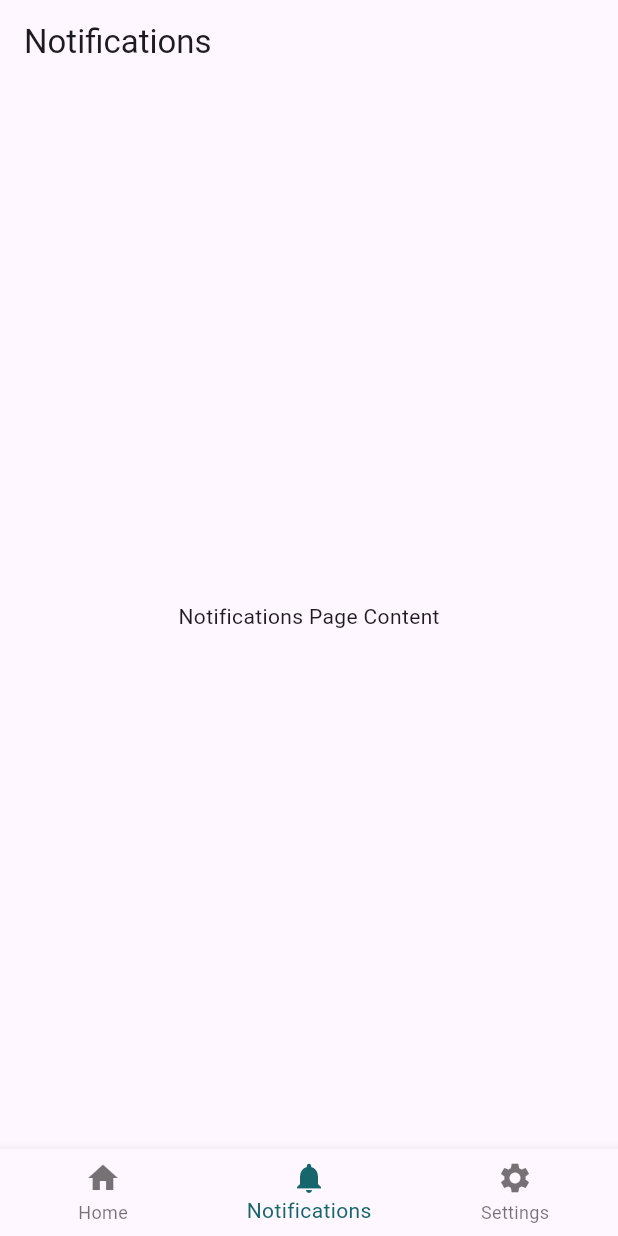
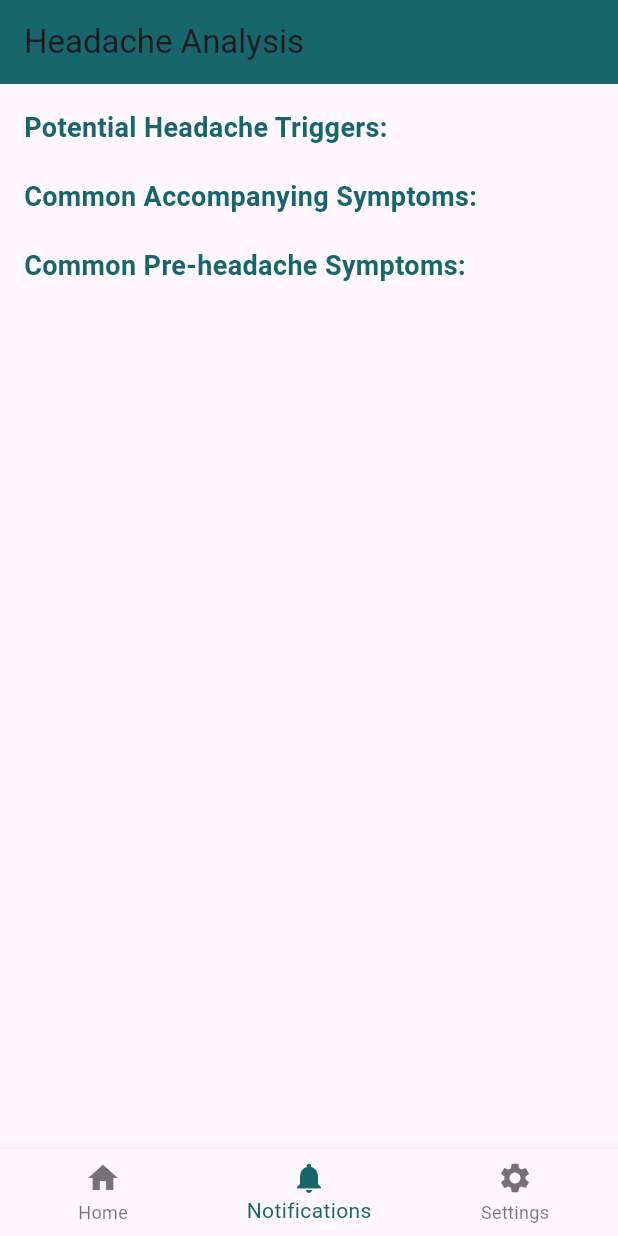
Before and after one commit to sanikaahadap/migraine_review, a Flutter app: the screen it shows once a user with an empty profile is signed in, item 2 of the bottom bar chosen, on a phone screen of 412 x 824 dp. Run offline on Flutter 3.47's test engine with Material 3 defaults, Android fonts, the phone set to English and light mode, and no system bars; our stand-ins replace cloud_firestore, file_picker, firebase_auth, firebase_core, firebase_storage, fl_chart and 4 more; missing offline and left inert: easy_pdf_viewer; accounts and stored records are empty.

Commit message:
rookie log and details displayed

```diff
--- a/lib/user_home/nav_bar.dart
+++ b/lib/user_home/nav_bar.dart
@@ -22,7 +22,7 @@ class _CustomBottomNavigationBarState extends State<CustomBottomNavigationBar> {
 
   final List<Widget> _pages = [
     const HomePage(),
-    const NotificationsPage(),
+    const AnalysisPage(),
     const SettingsPage(),
   ];
 
--- a/lib/user_home/notifications.dart
+++ b/lib/user_home/notifications.dart
@@ -1,43 +1,83 @@
+import 'package:firebase_auth/firebase_auth.dart';
 import 'package:flutter/material.dart';
-import 'package:neurooooo/user_home/home.dart';
-import 'package:neurooooo/user_home/settings.dart';
+import 'package:cloud_firestore/cloud_firestore.dart';
 
-class NotificationsPage extends StatefulWidget {
-  const NotificationsPage({super.key});
+class AnalysisPage extends StatefulWidget {
+  const AnalysisPage({super.key});
 
   @override
-  NotificationsPageState createState() => NotificationsPageState();
+  _AnalysisPageState createState() => _AnalysisPageState();
 }
 
-class NotificationsPageState extends State<NotificationsPage> {
-  int _selectedIndex = 1; // Index of the selected item for notifications
+class _AnalysisPageState extends State<AnalysisPage> {
+  Map<String, int> _triggersFrequency = {};
+  Map<String, int> _symptomsFrequency = {};
+  Map<String, int> _preSymptomsFrequency = {};
 
-  void _onItemTapped(int index) {
-    setState(() {
-      _selectedIndex = index;
-    });
+  @override
+  void initState() {
+    super.initState();
+    _analyzeData();
+  }
 
-    if (_selectedIndex == 0) {
-      Navigator.push(
-        context,
-        MaterialPageRoute(builder: (context) => const HomePage()),
-      ); // Navigate back to home page
-    } else if (_selectedIndex == 2) {
-      Navigator.push(
-        context,
-        MaterialPageRoute(builder: (context) => const SettingsPage()),
-      ); // Navigate to settings page
+  void _analyzeData() async {
+    String uid = FirebaseAuth.instance.currentUser!.uid;
+
+    // Get all diary entries for the current user
+    QuerySnapshot querySnapshot = await FirebaseFirestore.instance
+        .collection('headache_occurence_entries')
+        .where('uid', isEqualTo: uid)
+        .get();
+
+    // Initialize frequency maps
+    _triggersFrequency = {};
+    _symptomsFrequency = {};
+    _preSymptomsFrequency = {};
+
+    // Analyze the entries
+    for (var doc in querySnapshot.docs) {
+      List<dynamic> triggers = doc['headacheTriggers'];
+      List<dynamic> symptoms = doc['headacheAccompaniedBy'];
+      List<dynamic> preSymptoms = doc['preHeadacheSymptoms'];
+
+      for (String trigger in triggers) {
+        _triggersFrequency[trigger] = (_triggersFrequency[trigger] ?? 0) + 1;
+      }
+
+      for (String symptom in symptoms) {
+        _symptomsFrequency[symptom] = (_symptomsFrequency[symptom] ?? 0) + 1;
+      }
+
+      for (String preSymptom in preSymptoms) {
+        _preSymptomsFrequency[preSymptom] = (_preSymptomsFrequency[preSymptom] ?? 0) + 1;
+      }
     }
+
+    setState(() {});
   }
 
   @override
   Widget build(BuildContext context) {
     return Scaffold(
       appBar: AppBar(
-        title: const Text('Notifications'),
+        backgroundColor: const Color(0xFF16666B),
+        title: const Text('Headache Analysis'),
       ),
-      body: const Center(
-        child: Text('Notifications Page Content'),
+      body: SingleChildScrollView(
+        padding: const EdgeInsets.all(16.0),
+        child: Column(
+          crossAxisAlignment: CrossAxisAlignment.start,
+          children: <Widget>[
+            const Text('Potential Headache Triggers:', style: TextStyle(color: Color(0xFF16666B), fontSize: 18, fontWeight: FontWeight.bold)),
+            ..._triggersFrequency.entries.map((entry) => Text('${entry.key}: ${entry.value} times', style: const TextStyle(color: Color(0xFF16666B)))).toList(),
+            const SizedBox(height: 20),
+            const Text('Common Accompanying Symptoms:', style: TextStyle(color: Color(0xFF16666B), fontSize: 18, fontWeight: FontWeight.bold)),
+            ..._symptomsFrequency.entries.map((entry) => Text('${entry.key}: ${entry.value} times', style: const TextStyle(color: Color(0xFF16666B)))).toList(),
+            const SizedBox(height: 20),
+            const Text('Common Pre-headache Symptoms:', style: TextStyle(color: Color(0xFF16666B), fontSize: 18, fontWeight: FontWeight.bold)),
+            ..._preSymptomsFrequency.entries.map((entry) => Text('${entry.key}: ${entry.value} times', style: const TextStyle(color: Color(0xFF16666B)))).toList(),
+          ],
+        ),
       ),
     );
   }
```
Also changed, not shown: lib/main_features/migraine_logs/migraine_logs.dart (+2 -5 lines).
